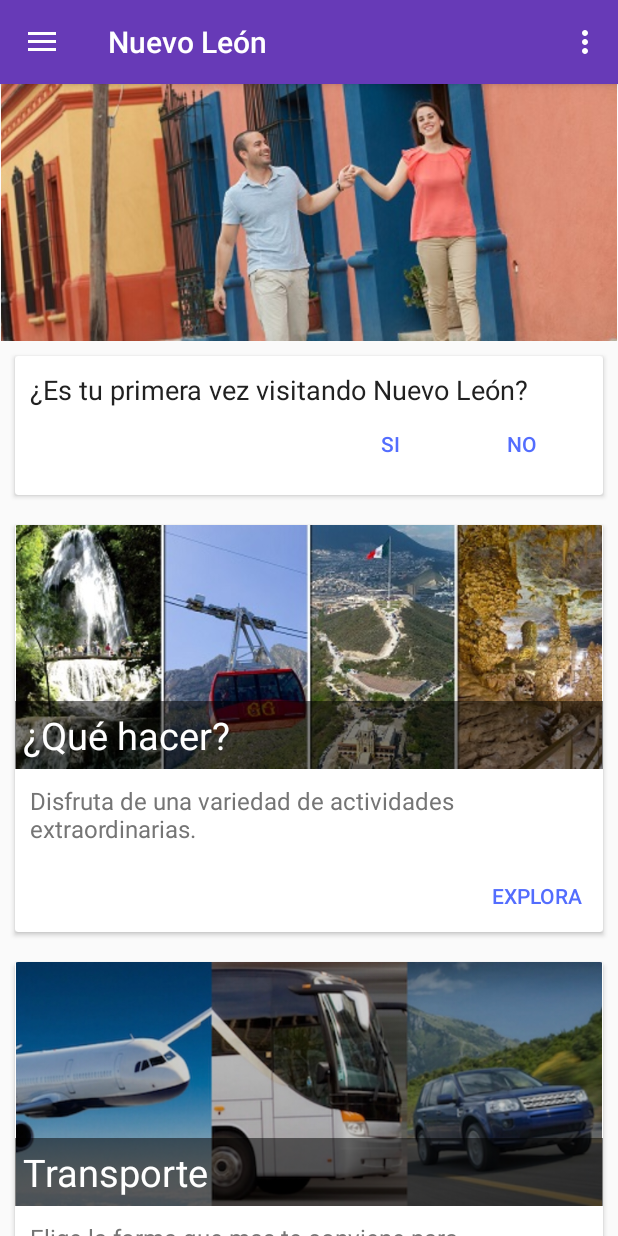
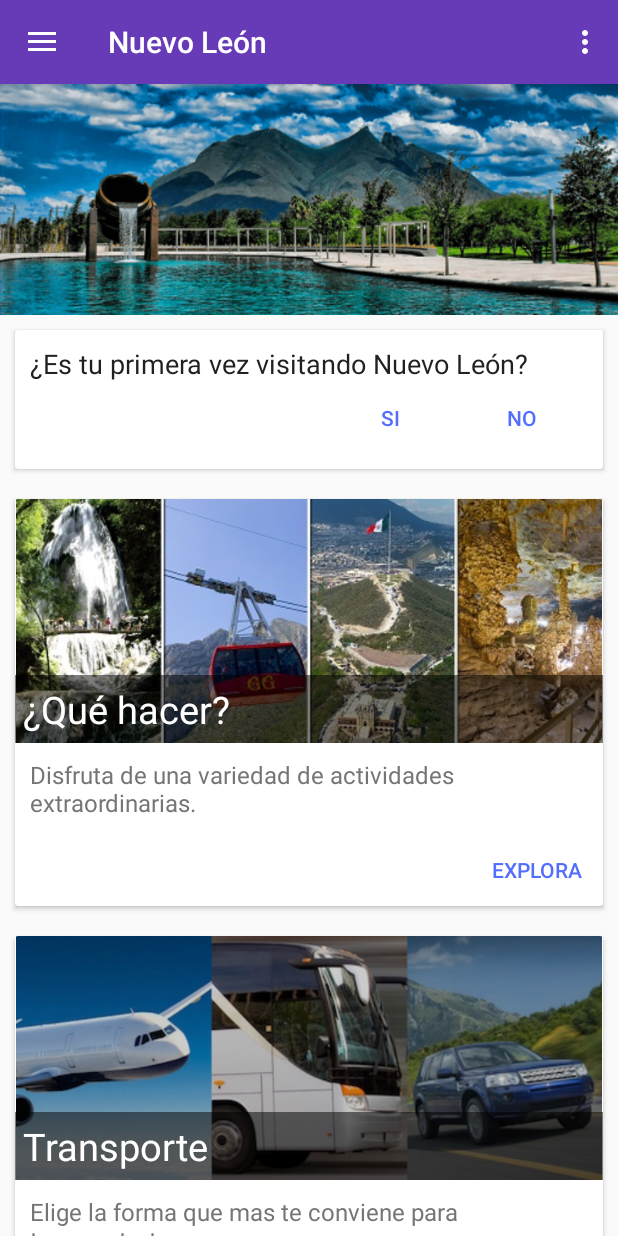
Before and after one commit to divancontreras/NuevoLeonTravel, an Android app: the screen it shows after launch (MainActivity), on a phone screen of 412 x 824 dp. Run offline under Robolectric (Android 15) with nearby library versions, the light colour scheme and no system bars; our stand-ins replace Picasso; 5 statements that could not run were skipped.

Commit message:
Imagenes varias

```diff
--- a/NuevoLeonTravel/app/src/main/res/layout/fragment_inicio.xml
+++ b/NuevoLeonTravel/app/src/main/res/layout/fragment_inicio.xml
@@ -13,7 +13,7 @@
         android:layout_height="wrap_content"
         android:adjustViewBounds="true"
         android:scaleType="fitCenter"
-        android:src="@drawable/slide_image1"
+        android:src="@drawable/mty_ini"
 
         android:layout_alignParentTop="true"
         android:layout_alignParentStart="true"/>
```
Also changed, not shown: NuevoLeonTravel/app/src/main/res/drawable/img-Cultura.jpg (added), NuevoLeonTravel/app/src/main/res/drawable/img-DeCompras.jpg (added), NuevoLeonTravel/app/src/main/res/drawable/img-Parques-y-Paseos.jpg (added), NuevoLeonTravel/app/src/main/res/drawable/img-QueComer.jpg (added), NuevoLeonTravel/app/src/main/res/drawable/img-ToursRurales.jpg (added), NuevoLeonTravel/app/src/main/res/drawable/img-ToursUrbanos.jpg (added), NuevoLeonTravel/app/src/main/res/drawable/mty_ini.png (added).
